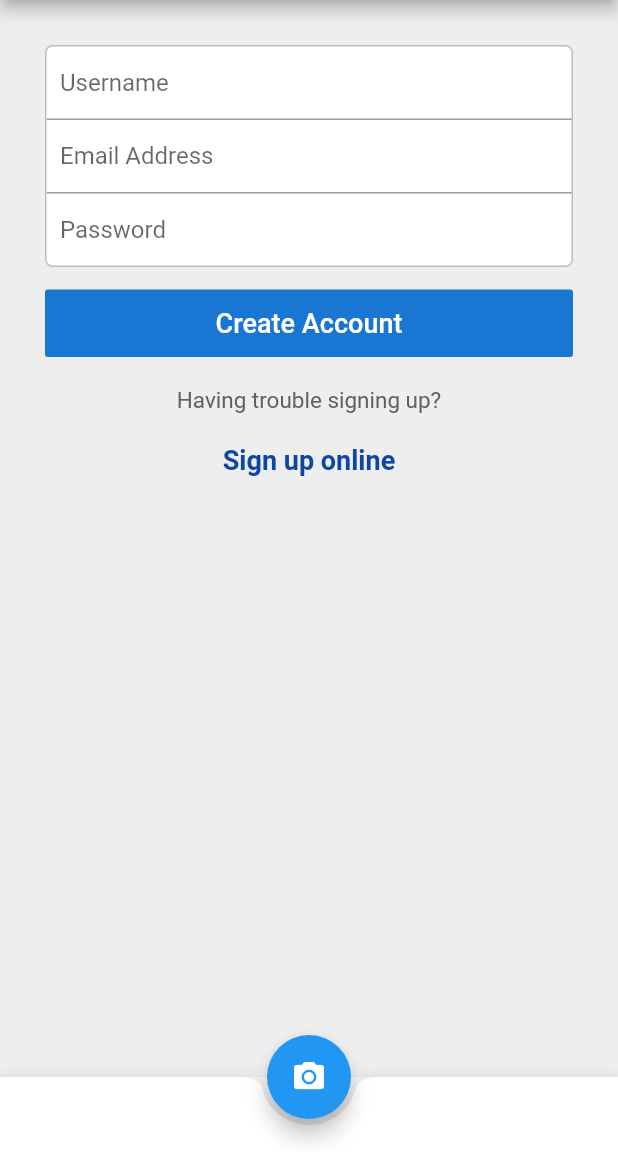
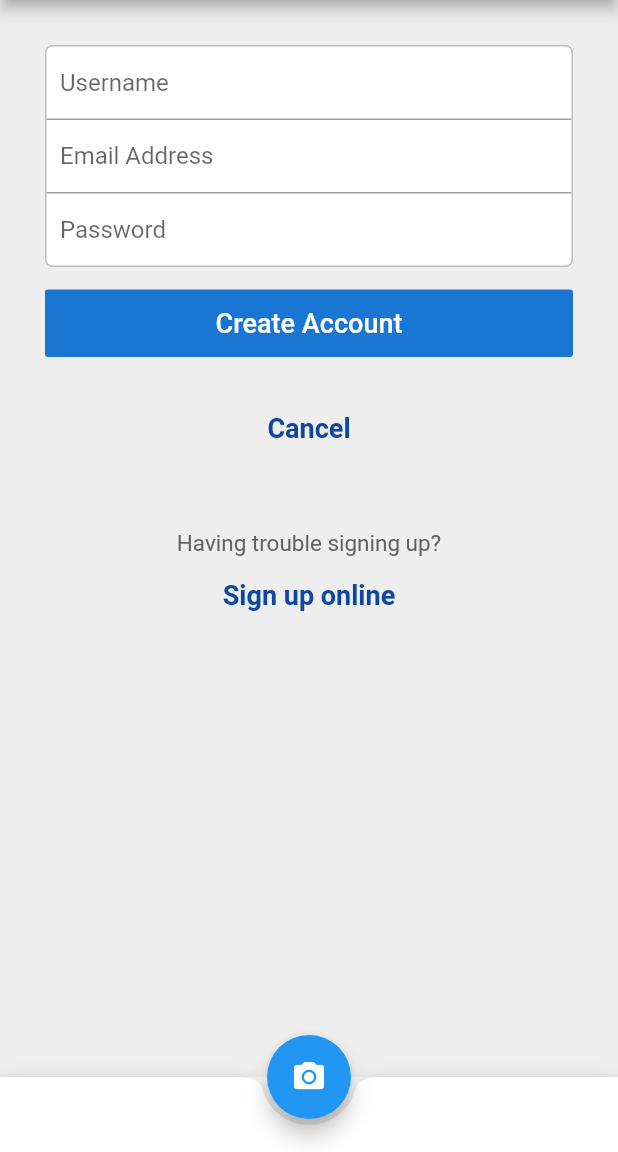
Before and after one commit to jonathanmiller2/Field-Photo, a Flutter app: the screen it shows after launch, after a tap on "Sign Up", on a phone screen of 412 x 824 dp, the part 84-1236 px from its top. Run offline on Flutter 3.47's test engine with Material 2 defaults, Android fonts, the phone set to English and light mode, and no system bars.

Commit message:
Finished Sign Up screen

```diff
--- a/lib/Hyperlink.dart
+++ /dev/null
@@ -1,54 +0,0 @@
-import 'package:flutter/material.dart';
-
-import 'package:url_launcher/url_launcher.dart';
-
-class Hyperlink extends StatefulWidget {
-  final String url;
-  final String label;
-
-  const Hyperlink({this.url, this.label});
-
-  _HyperlinkState createState() {
-    return _HyperlinkState();
-  }
-}
-
-class _HyperlinkState extends State<Hyperlink> {
-
-  bool pressed = false;
-
-  _launchURL() async {
-    if (await canLaunch(widget.url)) {
-      await launch(widget.url);
-    } else {
-      throw 'Could not launch $widget.url';
-    }
-  }
-
-  @override
-  Widget build(BuildContext context) {
-    return InkWell(
-      child: Center(
-        child: Text(
-          widget.label,
-          style: TextStyle(
-              color: pressed ? Colors.white : Colors.blue[900],
-              fontSize: 18,
-              fontWeight: FontWeight.bold
-          ),
-        ),
-      ),
-      onTap: () {
-        setState(() {
-          pressed = false;
-          _launchURL();
-        });
-      },
-      onTapDown: (a) {
-        setState(() {
-          pressed = true;
-        });
-      },
-    );
-  }
-}
--- /dev/null
+++ b/lib/LabelledInvisibleButton.dart
@@ -0,0 +1,43 @@
+import 'package:flutter/cupertino.dart';
+import 'package:flutter/material.dart';
+
+class LabelledInvisibleButton extends StatefulWidget {
+	final String label;
+	final Function onPress;
+
+	const LabelledInvisibleButton({this.label, this.onPress});
+
+	_LabelledInvisibleButtonState createState() {
+		return _LabelledInvisibleButtonState();
+	}
+}
+
+class _LabelledInvisibleButtonState extends State<LabelledInvisibleButton> {
+	bool pressed = false;
+	@override
+	Widget build(BuildContext context) {
+		return InkWell(
+			child: Center(
+				child: Text(
+					widget.label,
+					style: TextStyle(
+							color: pressed ? Colors.white : Colors.blue[900],
+							fontSize: 18,
+							fontWeight: FontWeight.bold
+					),
+				),
+			),
+			onTap: () {
+				setState(() {
+					pressed = false; //onTap occurs when the finger is lifted, thus pressed should be set to false
+					widget.onPress();
+				});
+			},
+			onTapDown: (a) {
+				setState(() {
+					pressed = true;
+				});
+			},
+		);
+	}
+}
--- a/lib/LoginScreen.dart
+++ b/lib/LoginScreen.dart
@@ -1,3 +1,4 @@
+import 'package:field_photo/LabelledInvisibleButton.dart';
 import 'package:flutter/cupertino.dart';
 import 'package:flutter/material.dart';
 
@@ -105,7 +106,15 @@ class LoginScreen extends StatelessWidget {
 
 							Padding(
 							  padding: const EdgeInsets.all(10.0),
-							  child: SignupButton(),
+							  child: LabelledInvisibleButton(
+									label: 'Sign Up',
+									onPress: () {
+										Navigator.push(
+											context,
+											new MaterialPageRoute(builder: (context) => new SignupScreen()),
+										);
+									}
+								),
 							),
 
 							Padding(
@@ -139,43 +148,3 @@ class LoginScreen extends StatelessWidget {
 		);
 	}
 }
-
-class SignupButton extends StatefulWidget {
-	@override
-	_SignupButtonState createState() {
-		return _SignupButtonState();
-	}
-}
-
-class _SignupButtonState extends State<SignupButton> {
-	bool pressed = false;
-	@override
-	Widget build(BuildContext context) {
-		return InkWell(
-			child: Center(
-				child: Text(
-					'Sign Up',
-					style: TextStyle(
-							color: pressed ? Colors.white : Colors.blue[900],
-							fontSize: 18,
-							fontWeight: FontWeight.bold
-					),
-				),
-			),
-			onTap: () {
-				setState(() {
-					pressed = false;
-					Navigator.push(
-						context,
-						new MaterialPageRoute(builder: (context) => new SignupScreen()),
-					);
-				});
-			},
-			onTapDown: (a) {
-				setState(() {
-					pressed = true;
-				});
-			},
-		);
-	}
-}
--- a/lib/SignupScreen.dart
+++ b/lib/SignupScreen.dart
@@ -1,4 +1,5 @@
-import 'package:field_photo/Hyperlink.dart';
+import 'package:url_launcher/url_launcher.dart';
+import 'package:field_photo/LabelledInvisibleButton.dart';
 import 'package:flutter/cupertino.dart';
 import 'package:flutter/material.dart';
 
@@ -103,8 +104,27 @@ class SignupScreen extends StatelessWidget {
 								),
 							),
 
+							Padding(
+								padding: const EdgeInsets.symmetric(horizontal: 0, vertical: 10),
+								child: Container(
+									height: 45,
+								  child: LabelledInvisibleButton(
+								  	label: 'Cancel',
+								  	onPress: () {
+								  		Navigator.pop(context);
+								  	},
+								  ),
+								),
+							),
 
 
+
+							Padding(
+								padding: const EdgeInsets.symmetric(horizontal: 0, vertical: 30),
+								child: Container(
+							  	height: 150,
+							    child: Column(
+							      children: <Widget>[
 							        Padding(
 							        	padding: const EdgeInsets.symmetric(horizontal: 0, vertical: 5),
 							        	child: Center(
@@ -117,10 +137,24 @@ class SignupScreen extends StatelessWidget {
 							        		),
 							        	),
 							        ),
-
 							    		Padding(
-							  padding: const EdgeInsets.symmetric(horizontal:0, vertical: 15),
-							  child: Hyperlink(url:'http://eomf.ou.edu/accounts/register/', label:'Sign up online'),
+							    			padding: const EdgeInsets.symmetric(horizontal:0, vertical: 10),
+							    			child: new LabelledInvisibleButton(
+							    				label:'Sign up online',
+							    				onPress: () async {
+							    					String url = 'http://eomf.ou.edu/accounts/register/';
+							    					if (await canLaunch(url)) {
+							    						await launch(url);
+							    					}
+							    					else {
+							    						throw 'Could not launch $url';
+							    					}
+							    				},
+							    			),
+							    		),
+							      ],
+							    ),
+							  ),
 							),
 						],
 					),
```
Lines whose indentation alone changed are shown as unchanged.
